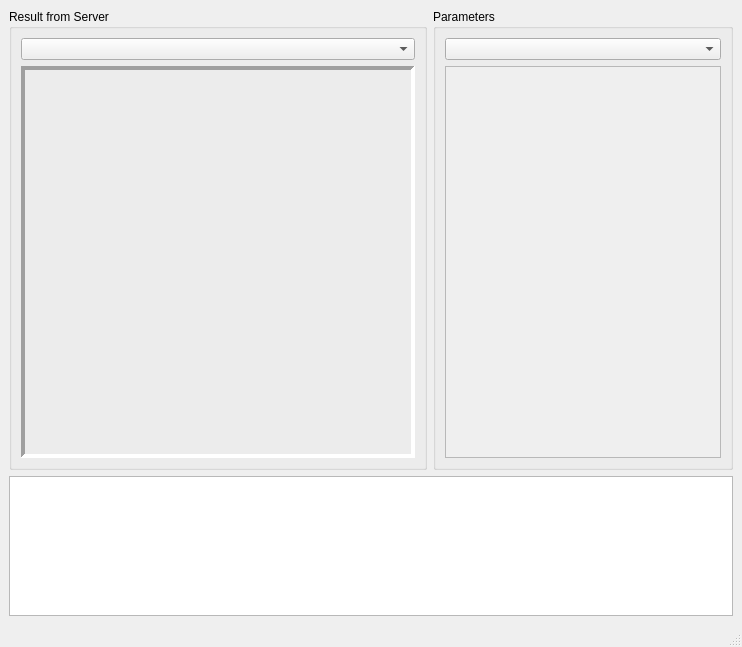
sonia-auv/rqt_sonia_plugins, file gui_mapping_client/resource/main_window.ui: the form before one commit.
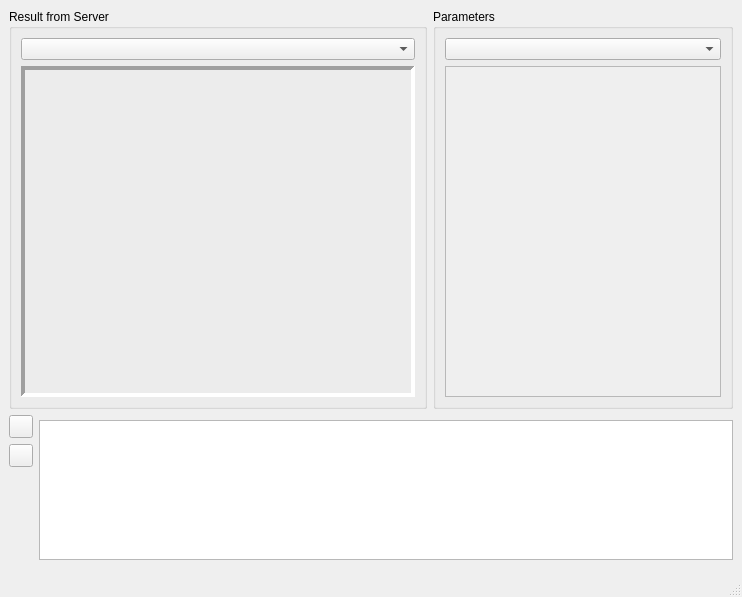
The form after the commit. Icons and pictures are not drawn. Custom widgets are drawn as their Qt base class.

Commit message: Implementing a way to refresh the UI and resetting the map

The edit to the form file:
```diff
--- a/gui_mapping_client/resource/main_window.ui
+++ b/gui_mapping_client/resource/main_window.ui
@@ -7,7 +7,7 @@
     <x>0</x>
     <y>0</y>
     <width>742</width>
-    <height>647</height>
+    <height>597</height>
    </rect>
   </property>
   <property name="windowTitle">
@@ -115,7 +115,7 @@
               <x>0</x>
               <y>0</y>
               <width>268</width>
-              <height>371</height>
+              <height>319</height>
              </rect>
             </property>
             <layout class="QVBoxLayout" name="parameter_layout">
@@ -138,14 +138,72 @@
      </layout>
     </item>
     <item row="1" column="0">
-     <widget class="QPlainTextEdit" name="log_widget">
-      <property name="maximumSize">
-       <size>
-        <width>16777215</width>
-        <height>140</height>
-       </size>
-      </property>
-     </widget>
+     <layout class="QHBoxLayout" name="horizontalLayout_2">
+      <item>
+       <widget class="QWidget" name="command_widget" native="true">
+        <property name="sizePolicy">
+         <sizepolicy hsizetype="Minimum" vsizetype="Minimum">
+          <horstretch>0</horstretch>
+          <verstretch>0</verstretch>
+         </sizepolicy>
+        </property>
+        <property name="layoutDirection">
+         <enum>Qt::LeftToRight</enum>
+        </property>
+        <layout class="QVBoxLayout" name="verticalLayout_2">
+         <property name="leftMargin">
+          <number>0</number>
+         </property>
+         <property name="topMargin">
+          <number>0</number>
+         </property>
+         <property name="rightMargin">
+          <number>0</number>
+         </property>
+         <property name="bottomMargin">
+          <number>0</number>
+         </property>
+         <item>
+          <widget class="QToolButton" name="refresh_button">
+           <property name="text">
+            <string/>
+           </property>
+          </widget>
+         </item>
+         <item>
+          <widget class="QToolButton" name="reset_map_button">
+           <property name="text">
+            <string/>
+           </property>
+          </widget>
+         </item>
+         <item>
+          <spacer name="verticalSpacer">
+           <property name="orientation">
+            <enum>Qt::Vertical</enum>
+           </property>
+           <property name="sizeHint" stdset="0">
+            <size>
+             <width>20</width>
+             <height>40</height>
+            </size>
+           </property>
+          </spacer>
+         </item>
+        </layout>
+       </widget>
+      </item>
+      <item>
+       <widget class="QPlainTextEdit" name="log_widget">
+        <property name="maximumSize">
+         <size>
+          <width>16777215</width>
+          <height>140</height>
+         </size>
+        </property>
+       </widget>
+      </item>
+     </layout>
     </item>
    </layout>
   </widget>
```
Left out of the diff: 87 changed lines with no effect on the pictures. The commit also changes 8 other files.
